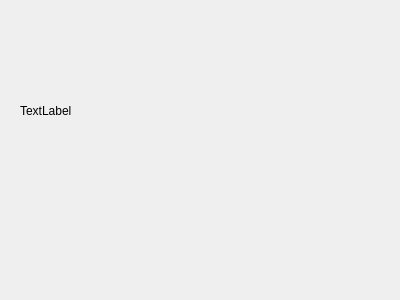
First picture: the form in recipeconfirmation.ui, repository AdamTCollins/CS4076_PROJECT, before the edit.
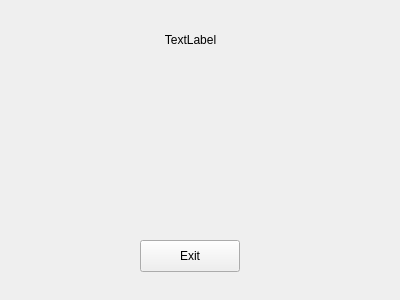
Second picture: the form after the edit.

Commit message: Updated popup window

```diff
--- a/recipeconfirmation.ui
+++ b/recipeconfirmation.ui
@@ -13,18 +13,37 @@
   <property name="windowTitle">
    <string>Form</string>
   </property>
+  <widget class="QPushButton" name="pushButton">
+   <property name="geometry">
+    <rect>
+     <x>140</x>
+     <y>240</y>
+     <width>100</width>
+     <height>32</height>
+    </rect>
+   </property>
+   <property name="text">
+    <string>Exit</string>
+   </property>
+  </widget>
   <widget class="QLabel" name="label">
    <property name="geometry">
     <rect>
-     <x>20</x>
-     <y>55</y>
+     <x>10</x>
+     <y>10</y>
      <width>361</width>
-     <height>111</height>
+     <height>59</height>
     </rect>
    </property>
+   <property name="layoutDirection">
+    <enum>Qt::LeftToRight</enum>
+   </property>
    <property name="text">
     <string>TextLabel</string>
    </property>
+   <property name="alignment">
+    <set>Qt::AlignCenter</set>
+   </property>
    <property name="wordWrap">
     <bool>true</bool>
    </property>
```
The commit also changes 4 other files.
